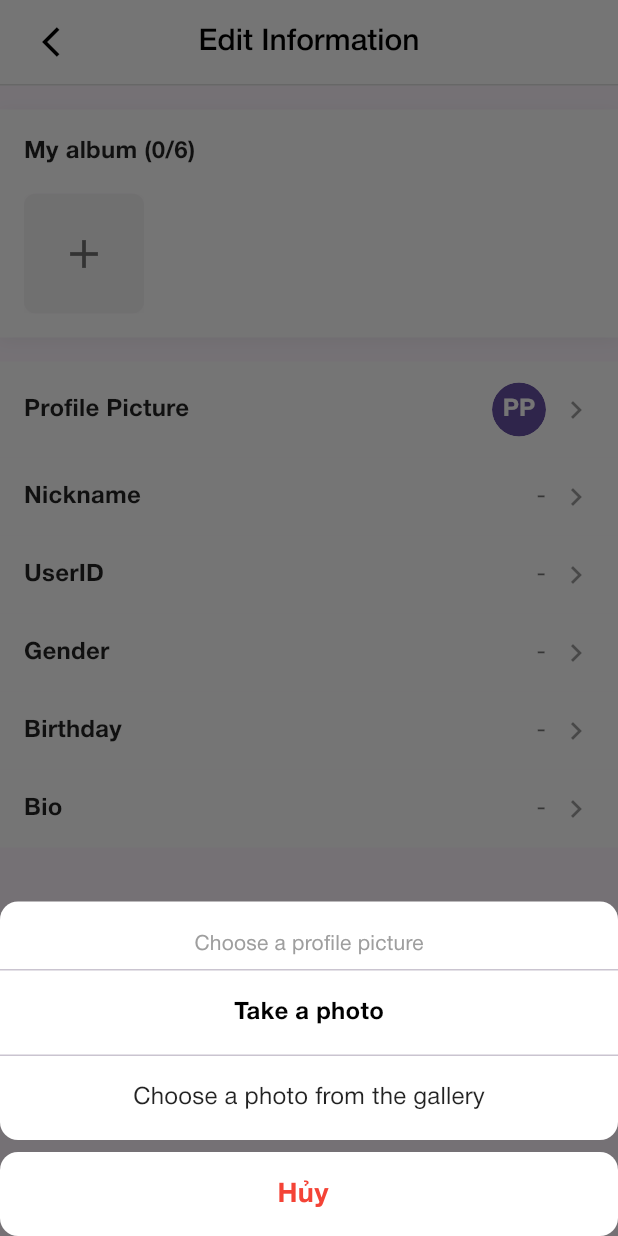
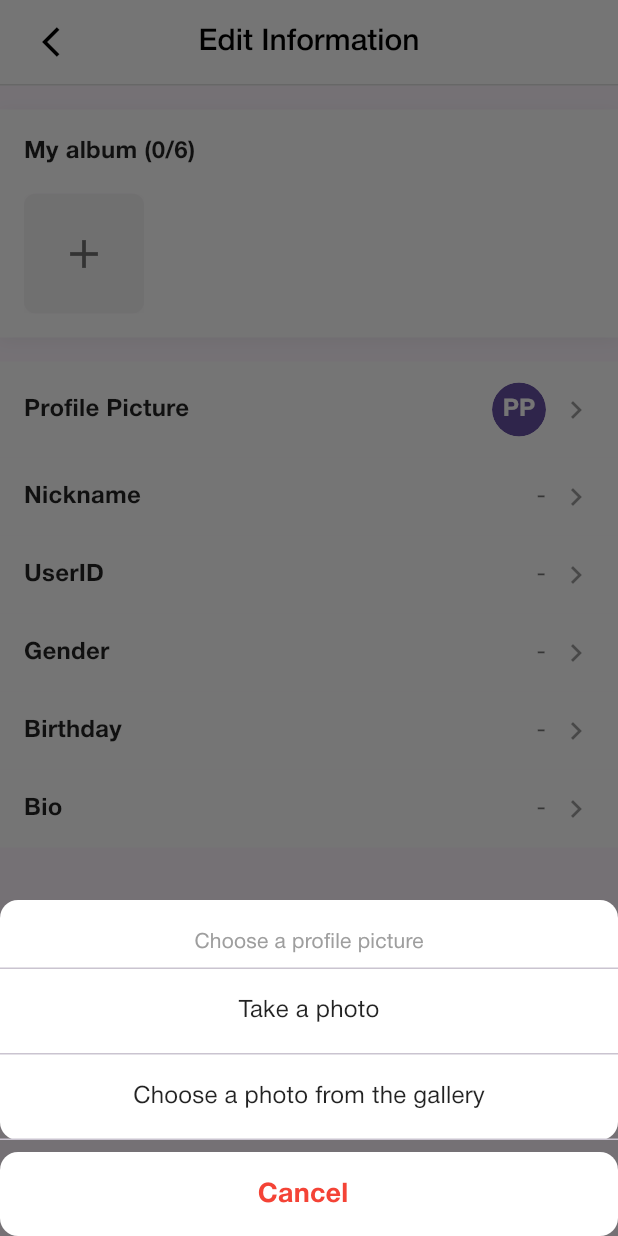
Before and after one commit to thang2k6adu/JT291-flutter-mobile, a Flutter app: the EditUser screen opened directly, after a tap on "Profile Picture", on a phone screen of 412 x 824 dp. Run offline on Flutter 3.47's test engine with Material 3 defaults, Android fonts, the phone set to English and light mode, and no system bars; our stand-ins replace cached_network_image, carousel_slider, device_info_plus, dio, firebase_auth, firebase_core and 9 more; missing offline and left inert: network_info_plus; accounts and stored records are empty; network calls fail; statements that could not run were skipped; project files that could hold a hidden picture were left out.

Commit message:
refactor: bottom sheet option

````diff
--- /dev/null
+++ b/lib/components/ui/bottom_sheet_picker.dart
@@ -0,0 +1,125 @@
+import 'package:flutter/material.dart';
+
+  /// Static helper method to easily show this bottom sheet and get the selected value
+  ///
+  /// Example:
+  /// ```dart
+  /// final selected = await BottomSheetPicker.show<String>(
+  ///   context,
+  ///   title: "Select Gender",
+  ///   options: [
+  ///     BottomSheetOption(label: "Male", value: "male"),
+  ///     BottomSheetOption(label: "Female", value: "female"),
+  ///   ],
+  /// );
+  /// print(selected); // "male" or "female"
+  /// ```
+
+typedef BottomSheetOptionTap<T> = void Function(T value);
+
+class BottomSheetPicker<T> extends StatelessWidget {
+  final String title;
+  final List<BottomSheetOption<T>> options;
+
+  const BottomSheetPicker({
+    super.key,
+    required this.title,
+    required this.options,
+  });
+
+  static Future<T?> show<T>(BuildContext context, {required String title, required List<BottomSheetOption<T>> options}) {
+    return showModalBottomSheet<T>(
+      context: context,
+      isScrollControlled: true,
+      backgroundColor: Colors.transparent,
+      builder: (context) {
+        return BottomSheetPicker<T>(
+          title: title,
+          options: options,
+        );
+      },
+    );
+  }
+
+  @override
+  Widget build(BuildContext context) {
+    return SafeArea(
+      child: Column(
+        mainAxisSize: MainAxisSize.min,
+        children: [
+          Container(
+            decoration: BoxDecoration(
+              color: Colors.white,
+              borderRadius: const BorderRadius.all(Radius.circular(12)),
+            ),
+            child: Column(
+              mainAxisSize: MainAxisSize.min,
+              children: [
+                const SizedBox(height: 12),
+                Padding(
+                  padding: const EdgeInsets.symmetric(vertical: 6.0),
+                  child: Text(
+                    title,
+                    style: const TextStyle(color: Colors.grey, fontSize: 14),
+                  ),
+                ),
+                const Divider(height: 1),
+                ...options.map((o) => Column(
+                      children: [
+                        InkWell(
+                          onTap: () {
+                            Navigator.of(context).pop(o.value);
+                          },
+                          child: Container(
+                            height: 56,
+                            alignment: Alignment.center,
+                            child: Text(
+                              o.label,
+                              style: TextStyle(
+                                fontSize: 16,
+                                fontWeight: o.highlight ? FontWeight.w600 : FontWeight.normal,
+                                color: o.highlight ? Colors.black : Colors.black87,
+                              ),
+                            ),
+                          ),
+                        ),
+                        const Divider(height: 1),
+                      ],
+                    )),
+              ],
+            ),
+          ),
+          const SizedBox(height: 8),
+          Container(
+            decoration: const BoxDecoration(
+              color: Colors.white,
+              borderRadius: BorderRadius.all(Radius.circular(12)),
+            ),
+            child: ListTile(
+              title: const Center(
+                child: Text(
+                  'Cancel',
+                  style: TextStyle(color: Colors.red, fontWeight: FontWeight.w600),
+                ),
+              ),
+              onTap: () => Navigator.of(context).pop(),
+            ),
+          ),
+          SizedBox(height: MediaQuery.of(context).viewPadding.bottom),
+        ],
+      ),
+    );
+  }
+}
+
+class BottomSheetOption<T> {
+  final String label;
+  final T value;
+  final bool highlight;
+
+  BottomSheetOption({
+    required this.label,
+    required this.value,
+    this.highlight = false,
+  });
+}
--- a/lib/features/profile/screens/edit_user.dart
+++ b/lib/features/profile/screens/edit_user.dart
@@ -9,6 +9,8 @@ import 'package:go_router/go_router.dart';
 import 'package:jt291_flutter_mobile/core/constants/route_constants.dart';
 import 'package:jt291_flutter_mobile/data/providers/user/user_general_provider.dart';
 import 'package:jt291_flutter_mobile/components/helper/image_helper.dart';
+import 'package:jt291_flutter_mobile/components/ui/bottom_sheet_picker.dart';
+import 'package:jt291_flutter_mobile/core/utils/string_utils.dart';
 
 const Map<String, String> genderItems = {'male': 'Male', 'female': 'Female'};
 
@@ -174,91 +176,15 @@ enum _AvatarSource { gallery, url }
   }
 
 Future<_AvatarSource?> _chooseAvatarSource(BuildContext context) async {
-  return showModalBottomSheet<_AvatarSource>(
-    context: context,
-    isScrollControlled: true,
-    backgroundColor: Colors.transparent,
-    builder: (context) {
-      return SafeArea(
-        child: Column(
-          mainAxisSize: MainAxisSize.min,
-          children: [
-            Container(
-              decoration: BoxDecoration(
-                color: Colors.white,
-                borderRadius: BorderRadius.all(Radius.circular(12)),
-              ),
-              child: Column(
-                mainAxisSize: MainAxisSize.min,
-                children: [
-                  const SizedBox(height: 12),
-                  const Padding(
-                    padding: EdgeInsets.symmetric(vertical: 6.0),
-                    child: Text(
-                      "Choose a profile picture",
-                      style: TextStyle(color: Colors.grey, fontSize: 14),
-                    ),
-                  ),
-                  const Divider(height: 1),
-                  _bottomSheetOption(
-                    context,
-                    title: 'Take a photo',
-                    onTap: () {
-                      Navigator.of(context).pop();
-                      // TODO: open camera
-                    },
-                    highlight: true,
-                  ),
-                  const Divider(height: 1),
-                  _bottomSheetOption(
-                    context,
-                    title: 'Choose a photo from the gallery',
-                    onTap: () {
-                      Navigator.of(context).pop();
-                      // TODO: open gallery
-                    },
-                  ),
-                ],
-              ),
-            ),
-            const SizedBox(height: 8),
+  return BottomSheetPicker.show<_AvatarSource>(
+    context,
+    title: 'Choose a profile picture',
+    options: [
+      BottomSheetOption(label: 'Take a photo', value: _AvatarSource.url),
+      BottomSheetOption(label: 'Choose a photo from the gallery', value: _AvatarSource.gallery),
+    ],);
+}
 
-            // Cancel button separated (rounded)
-            Container(
-              decoration: const BoxDecoration(
-                color: Colors.white,
-                borderRadius: BorderRadius.all(Radius.circular(12)),
-              ),
-              child: ListTile(
-                title: const Center(
-                  child: Text(
-                    'Hủy',
-                    style: TextStyle(color: Colors.red, fontWeight: FontWeight.w600),
-                  ),
-                ),
-                onTap: () => Navigator.of(context).pop(),
-              ),
-            ),
-
-            // Bottom safe area padding
-            SizedBox(height: MediaQuery.of(context).viewPadding.bottom),
-            // ListTile(
-            //   leading: const Icon(Icons.photo_library_outlined),
-            //   title: const Text('Choose from gallery'),
-            //   onTap: () => Navigator.pop(context, _AvatarSource.gallery),
-            // ),
-            // const Divider(height: 1),
-            // ListTile(
-            //   leading: const Icon(Icons.link_outlined),
-            //   title: const Text('Enter image URL'),
-            //   onTap: () => Navigator.pop(context, _AvatarSource.url),
-            // ),
-          ],
-        ),
-      );
-    },
-  );
-}
 
 Future<void> _pickAndUploadAvatar(BuildContext context, WidgetRef ref) async {
   final helper = ImageHelper();
@@ -319,23 +245,10 @@ Future<String?> _promptText(
 }
 
 Future<String?> _pickGender(BuildContext context, {String? initial}) async {
-  return showModalBottomSheet<String>(
-    context: context,
-    builder: (context) {
-      return SafeArea(
-        child: Column(
-          mainAxisSize: MainAxisSize.min,
-          children: [
-            for (final g in genderItems.keys)
-              ListTile(
-                title: Text(genderItems[g] ?? '-'),
-                trailing: initial == g ? const Icon(Icons.check) : null,
-                onTap: () => Navigator.pop(context, g),
-              ),
-          ],
-        ),
-      );
-    },
+  return BottomSheetPicker.show<String>(
+    context,
+    title: 'Select Gender',
+    options: genderItems.keys.map((e) => BottomSheetOption(label: e.capitalize(), value: e)).toList(),
   );
 }
 
````
